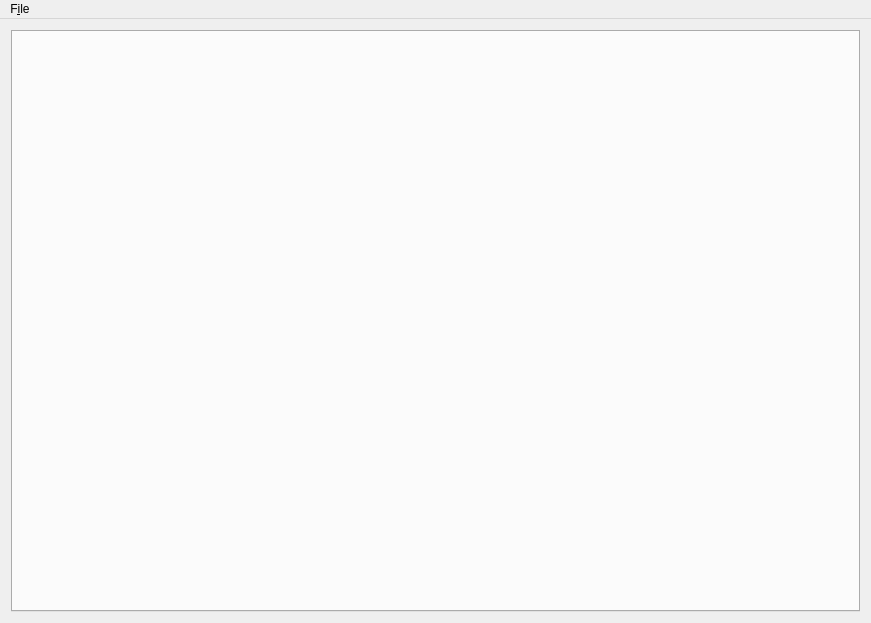
Before: the Qt Designer form mainwindow.ui in Tunous/KanaNotes, drawn with Qt 5.
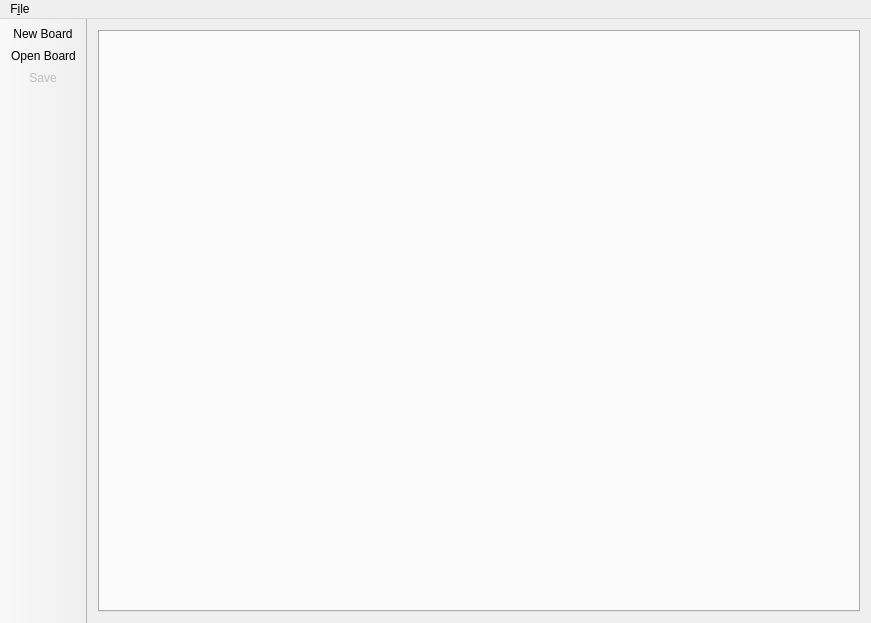
After: the same form once the commit is applied. Icons and pictures are not drawn.

Commit message: Re-add toolbar

Patch:
```diff
--- a/mainwindow.ui
+++ b/mainwindow.ui
@@ -56,6 +56,23 @@
    </widget>
    <addaction name="menuFile"/>
   </widget>
+  <widget class="QToolBar" name="toolBar">
+   <property name="windowTitle">
+    <string>toolBar</string>
+   </property>
+   <property name="movable">
+    <bool>false</bool>
+   </property>
+   <attribute name="toolBarArea">
+    <enum>LeftToolBarArea</enum>
+   </attribute>
+   <attribute name="toolBarBreak">
+    <bool>false</bool>
+   </attribute>
+   <addaction name="actionNewBoard"/>
+   <addaction name="actionOpenBoard"/>
+   <addaction name="actionSave"/>
+  </widget>
   <action name="actionExit">
    <property name="icon">
     <iconset theme="application-exit">
```
